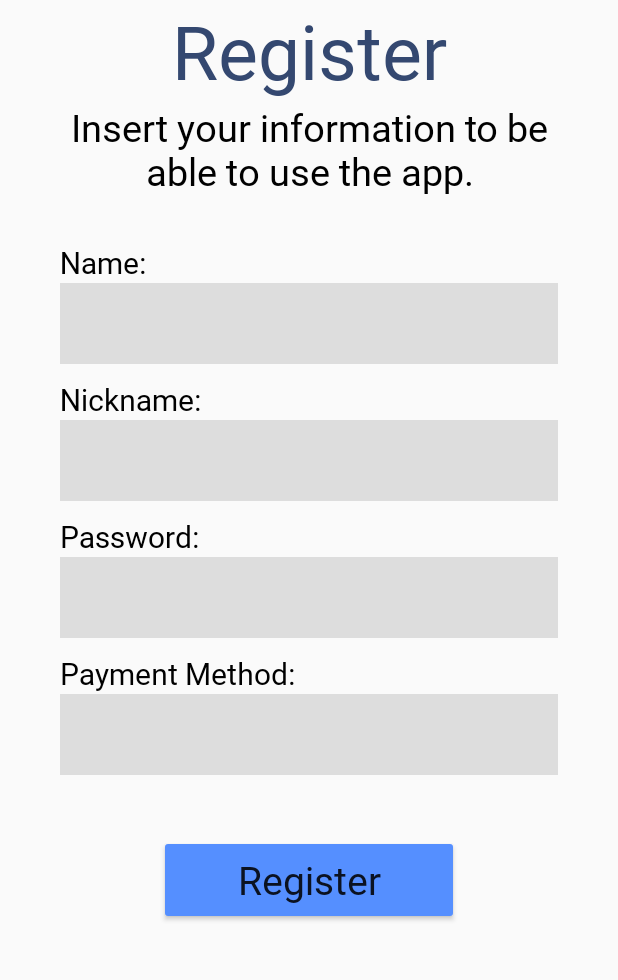
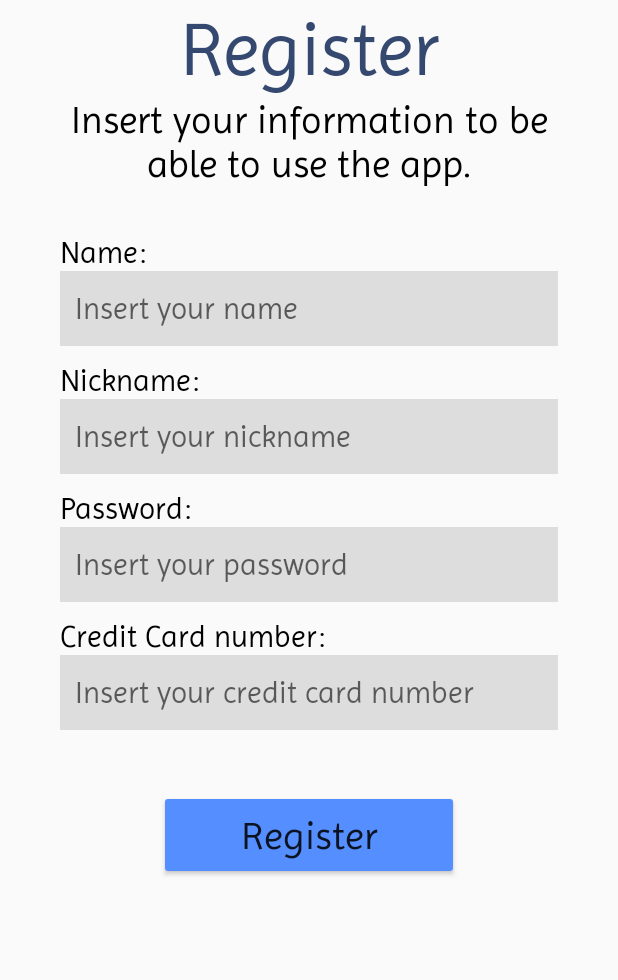
Before and after one commit to AJRC2020/CPM, an Android app: the RegisterActivity screen opened directly, with no data from a screen before it, on a phone screen of 412 x 824 dp, the part 90-1070 px from its top. Run offline under Robolectric (Android 15) with nearby library versions, the phone set to English and light mode, and no system bars.

Commit message:
put text in propper files

```diff
--- a/Acme/app/src/main/res/layout/activity_main.xml
+++ b/Acme/app/src/main/res/layout/activity_main.xml
@@ -25,13 +25,15 @@
                 android:layout_width="430sp"
                 android:layout_height="500sp"
                 android:layout_marginTop="-100sp"
+                android:contentDescription="@string/semi_circle_alt"
                 app:srcCompat="@drawable/group_18" />
 
             <ImageView
-                android:layout_marginTop="30sp"
                 android:id="@+id/imageView2"
                 android:layout_width="match_parent"
                 android:layout_height="wrap_content"
+                android:layout_marginTop="30sp"
+                android:contentDescription="@string/logo_alt"
                 app:srcCompat="@drawable/logo" />
         </FrameLayout>
 
@@ -39,29 +41,29 @@
             android:id="@+id/homeWelcomeText"
             android:layout_width="wrap_content"
             android:layout_height="wrap_content"
+            android:layout_marginBottom="30sp"
             android:fontFamily="@font/imprima_regular"
-            android:text="Welcome!"
+            android:text="@string/welcome"
             android:textColor="#344870"
-            android:textSize="70sp"
-            android:layout_marginBottom="30sp"/>
+            android:textSize="70sp" />
 
         <Button
             android:id="@+id/homeLoginButton"
             android:layout_width="250sp"
             android:layout_height="wrap_content"
+            android:layout_marginBottom="10sp"
             android:fontFamily="@font/imprima_regular"
-            android:text="Log In"
+            android:text="@string/login"
             android:textAllCaps="false"
             android:textSize="30sp"
-            app:backgroundTint="#558FFF"
-            android:layout_marginBottom="10sp"/>
+            app:backgroundTint="#558FFF" />
 
         <Button
             android:id="@+id/homeRegisterButton"
             android:layout_width="250sp"
             android:layout_height="wrap_content"
             android:fontFamily="@font/imprima_regular"
-            android:text="Register"
+            android:text="@string/register"
             android:textAllCaps="false"
             android:textSize="30sp"
             app:backgroundTint="#558FFF" />
--- a/Acme/app/src/main/res/layout/activity_register.xml
+++ b/Acme/app/src/main/res/layout/activity_register.xml
@@ -17,7 +17,7 @@
             android:layout_width="60sp"
             android:layout_height="60sp"
             android:background="@android:color/transparent"
-            android:contentDescription="Back"
+            android:contentDescription="@string/back"
             app:srcCompat="@drawable/back_arrow" />
 
         <ImageView
@@ -25,7 +25,7 @@
             android:layout_width="wrap_content"
             android:layout_height="wrap_content"
             android:layout_gravity="center"
-            android:contentDescription="Acme Logo"
+            android:contentDescription="@string/logo_alt"
             android:padding="10sp"
             app:srcCompat="@drawable/logo" />
 
@@ -35,22 +35,22 @@
         android:id="@+id/registerTitleText"
         android:layout_width="match_parent"
         android:layout_height="wrap_content"
-        android:text="Register"
+        android:fontFamily="@font/imprima_regular"
+        android:text="@string/register"
         android:textAlignment="center"
-        android:fontFamily="@font/imprima_regular"
-        android:textSize="50sp"
-        android:textColor="#344870"/>
+        android:textColor="#344870"
+        android:textSize="50sp" />
 
     <TextView
         android:id="@+id/registerDescriptionText"
         android:layout_width="match_parent"
         android:layout_height="wrap_content"
-        android:text="Insert your information to be able to use the app."
+        android:fontFamily="@font/imprima_regular"
+        android:paddingHorizontal="30sp"
+        android:text="@string/register_instructions"
         android:textAlignment="center"
-        android:fontFamily="@font/imprima_regular"
-        android:textSize="25sp"
         android:textColor="#000"
-        android:paddingHorizontal="30sp"/>
+        android:textSize="25sp" />
 
     <LinearLayout
         android:layout_width="match_parent"
@@ -64,21 +64,26 @@
             android:layout_width="wrap_content"
             android:layout_height="wrap_content"
             android:layout_weight="1"
-            android:text="Name:"
+            android:fontFamily="@font/imprima_regular"
+            android:text="@string/name_label"
             android:textColor="#000"
-            android:textSize="20sp"
-            android:fontFamily="@font/imprima_regular" />
+            android:textSize="20sp" />
 
         <EditText
             android:id="@+id/registerNameFieldInput"
             android:layout_width="match_parent"
             android:layout_height="wrap_content"
             android:layout_weight="1"
+            android:autofillHints="name"
             android:background="#ddd"
             android:ems="10"
-            android:fontFamily="@font/Imprima_Regularr"
+            android:fontFamily="@font/imprima_regular"
             android:inputType="textPersonName"
-            android:textSize="40sp"
+            android:hint="@string/name_label_hint"
+            android:labelFor="@id/registerNameFieldTitle"
+            android:minHeight="50sp"
+            android:padding="10dp"
+            android:textSize="20sp"
             tools:ignore="SpeakableTextPresentCheck" />
 
     </LinearLayout>
@@ -95,21 +100,26 @@
             android:layout_width="wrap_content"
             android:layout_height="wrap_content"
             android:layout_weight="1"
-            android:text="Nickname:"
+            android:fontFamily="@font/imprima_regular"
+            android:text="@string/nickname_label"
             android:textColor="#000"
-            android:textSize="20sp"
-            android:fontFamily="@font/imprima_regular" />
+            android:textSize="20sp" />
 
         <EditText
             android:id="@+id/registerNicknameFieldInput"
             android:layout_width="match_parent"
-            android:layout_height="wrap_content"
+            android:layout_height="match_parent"
             android:layout_weight="1"
+            android:autofillHints="username"
             android:background="#ddd"
             android:ems="10"
             android:fontFamily="@font/imprima_regular"
             android:inputType="textPersonName"
-            android:textSize="40sp"
+            android:hint="@string/nickname_label_hint"
+            android:labelFor="@id/registerNicknameFieldTitle"
+            android:minHeight="50sp"
+            android:padding="10dp"
+            android:textSize="20sp"
             tools:ignore="SpeakableTextPresentCheck" />
 
     </LinearLayout>
@@ -126,10 +136,10 @@
             android:layout_width="wrap_content"
             android:layout_height="wrap_content"
             android:layout_weight="1"
-            android:text="Password:"
+            android:fontFamily="@font/imprima_regular"
+            android:text="@string/password_label"
             android:textColor="#000"
-            android:textSize="20sp"
-            android:fontFamily="@font/imprima_regular" />
+            android:textSize="20sp" />
 
         <EditText
             android:id="@+id/registerPasswordFieldInput"
@@ -140,7 +150,12 @@
             android:ems="10"
             android:fontFamily="@font/imprima_regular"
             android:inputType="textPassword"
-            android:textSize="40sp"
+            android:hint="@string/password_label_hint"
+            android:labelFor="@id/registerPasswordFieldTitle"
+            android:minHeight="50sp"
+            android:padding="10dp"
+            android:textSize="20sp"
+            android:autofillHints="none"
             tools:ignore="SpeakableTextPresentCheck" />
 
     </LinearLayout>
@@ -157,10 +172,10 @@
             android:layout_width="wrap_content"
             android:layout_height="wrap_content"
             android:layout_weight="1"
-            android:text="Payment Method:"
+            android:fontFamily="@font/imprima_regular"
+            android:text="@string/payment_method_label"
             android:textColor="#000"
-            android:textSize="20sp"
-            android:fontFamily="@font/imprima_regular" />
+            android:textSize="20sp" />
 
         <EditText
             android:id="@+id/registerPaymentMethodFieldInput"
@@ -171,7 +186,12 @@
             android:ems="10"
             android:fontFamily="@font/imprima_regular"
             android:inputType="textPersonName"
-            android:textSize="40sp"
+            android:hint="@string/payment_method_label_hint"
+            android:labelFor="@id/registerPaymentMethodFieldTitle"
+            android:minHeight="50sp"
+            android:padding="10dp"
+            android:textSize="20sp"
+            android:autofillHints="creditCardNumber"
             tools:ignore="SpeakableTextPresentCheck" />
 
     </LinearLayout>
@@ -180,11 +200,12 @@
         android:id="@+id/button"
         android:layout_width="200sp"
         android:layout_height="60sp"
-        android:text="Register"
+        android:layout_gravity="center"
+        android:layout_marginTop="40sp"
+        android:backgroundTint="#558FFF"
+        android:contentDescription="@string/register_button_alt"
+        android:fontFamily="@font/imprima_regular"
+        android:text="@string/register"
         android:textAllCaps="false"
-        android:layout_gravity="center"
-        android:fontFamily="@font/imprima_regular"
-        android:layout_marginTop="40sp"
-        android:textSize="26sp"
-        android:backgroundTint="#558FFF"/>
+        android:textSize="26sp" />
 </LinearLayout>
--- a/Acme/app/src/main/res/values/strings.xml
+++ b/Acme/app/src/main/res/values/strings.xml
@@ -1,3 +1,19 @@
 <resources>
     <string name="app_name">Acme</string>
+    <string name="welcome">Welcome!</string>
+    <string name="logo_alt">Logo - The ACME Electronic Supermarket</string>
+    <string name="semi_circle_alt">Semi-circle decoration</string>
+    <string name="login">Log In</string>
+    <string name="register">Register</string>
+    <string name="register_button_alt">Submit Registration</string>
+    <string name="name_label">Name:</string>
+    <string name="nickname_label">Nickname:</string>
+    <string name="password_label">Password:</string>
+    <string name="payment_method_label">Credit Card number:</string>
+    <string name="name_label_hint">Insert your name</string>
+    <string name="nickname_label_hint">Insert your nickname</string>
+    <string name="password_label_hint">Insert your password</string>
+    <string name="payment_method_label_hint"> Insert your credit card number </string>
+    <string name="back">Back</string>
+    <string name="register_instructions">Insert your information to be able to use the app.</string>
 </resources>
```
Also changed, not shown: Acme/app/src/main/res/font/imprima_regular.ttf (renamed from Acme/app/src/main/res/font/imprima-regular.ttf).
